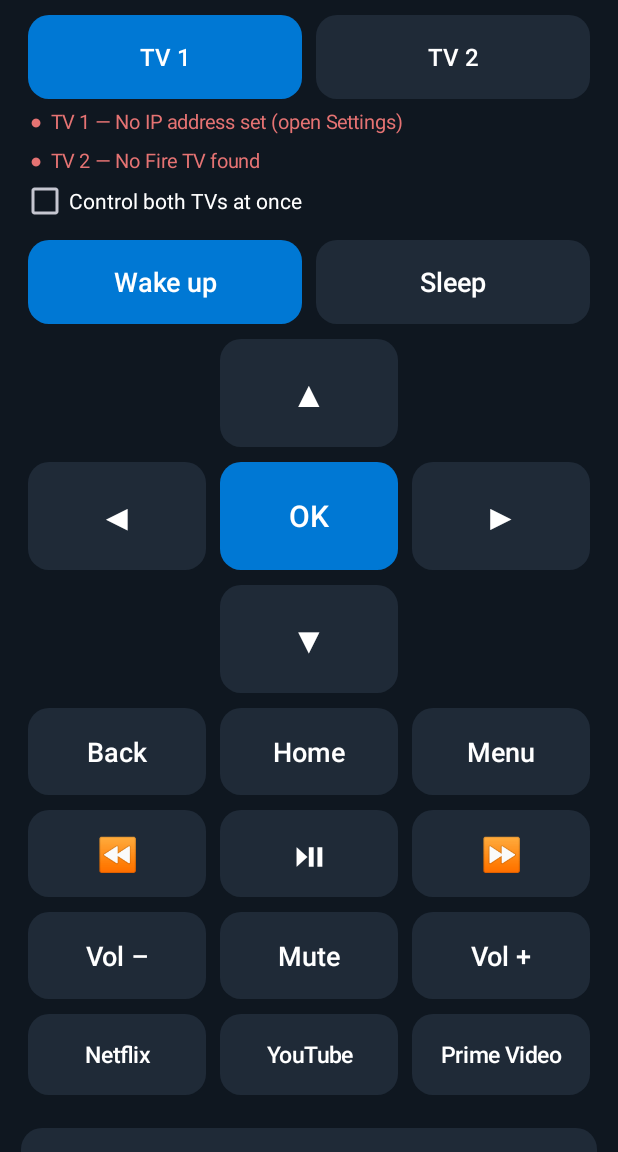
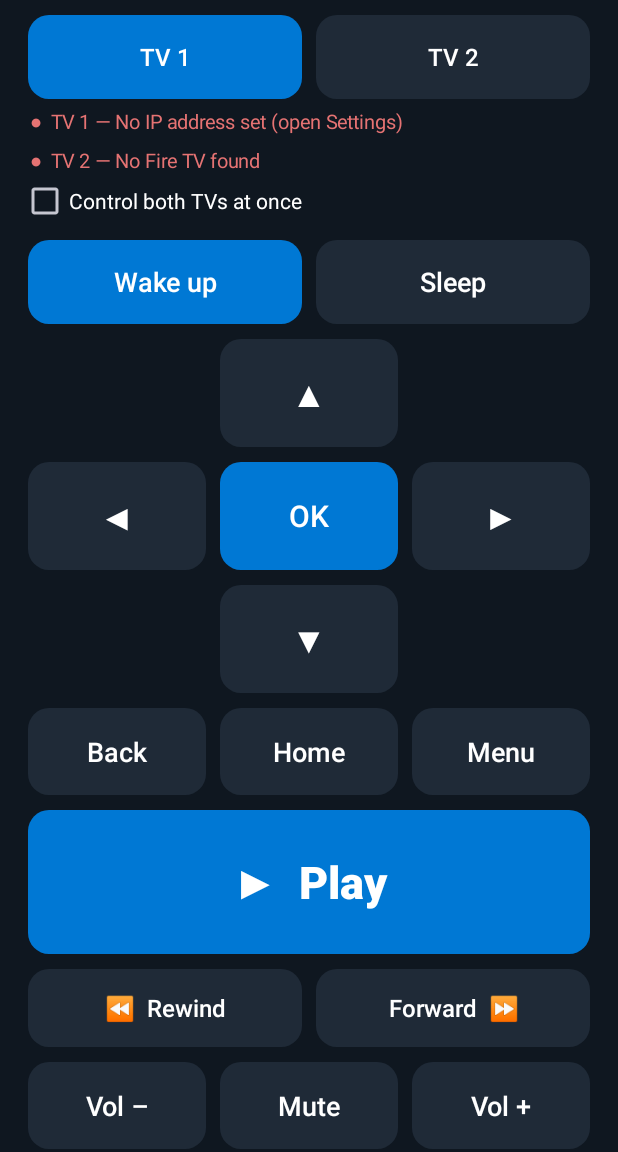
Before and after one commit to Cassey88/firetv-remote, an Android app: the screen it shows after launch (MainActivity), after a tap on "OK", on a phone screen of 412 x 824 dp, the part 84-1236 px from its top. Run offline under Robolectric (Android 15) with nearby library versions, the phone set to English and light mode, and no system bars; 3 other taps on this screen came first.

Commit message:
Big Play/Pause toggle with live state; volume via media_session

```diff
--- a/app/src/main/java/nz/cassey/firetv/MainActivity.kt
+++ b/app/src/main/java/nz/cassey/firetv/MainActivity.kt
@@ -66,6 +66,45 @@ class MainActivity : Activity() {
     private var selected = 0
     private lateinit var bothBox: CheckBox
     private lateinit var updateStatus: TextView
+    private lateinit var playBtn: Button
+    private var playing: Boolean? = null
+
+    private val pollRunnable = object : Runnable {
+        override fun run() {
+            pollPlayState()
+            mainHandler.postDelayed(this, 4000)
+        }
+    }
+
+    private fun refreshPlay() {
+        playBtn.text = if (playing == true) "❚❚  Pause" else "▶  Play"
+    }
+
+    /** Asks the selected Fire TV whether something is playing, so the big button shows Pause or Play. */
+    private fun pollPlayState() {
+        if (tvIp(selected).isBlank()) return
+        val at = selected
+        tvs[at].run("dumpsys media_session | grep \"PlaybackState {\"", true) { out ->
+            if (at == selected) {
+                val states = Regex("PlaybackState \\{state=(\\d+)").findAll(out)
+                    .map { it.groupValues[1].toInt() }.toList()
+                if (states.isNotEmpty()) {
+                    playing = states.any { it == 3 }
+                    refreshPlay()
+                }
+            }
+        }
+    }
+
+    override fun onResume() {
+        super.onResume()
+        mainHandler.postDelayed(pollRunnable, 1500)
+    }
+
+    override fun onPause() {
+        super.onPause()
+        mainHandler.removeCallbacks(pollRunnable)
+    }
 
     private var cachedKey: AdbKeyPair? = null
 
@@ -140,12 +179,13 @@ class MainActivity : Activity() {
         v.performHapticFeedback(HapticFeedbackConstants.KEYBOARD_TAP)
     }
 
-    private fun keyButton(label: String, keyCode: Int, accent: Boolean = false, repeat: Boolean = false, textSize: Float = 18f): Button {
+    private fun keyButton(label: String, keyCode: Int, accent: Boolean = false, repeat: Boolean = false, textSize: Float = 18f, shell: String? = null): Button {
         val b = makeButton(label, accent, textSize)
+        val cmdStr = shell ?: "input keyevent $keyCode"
         if (repeat) {
             val r = object : Runnable {
                 override fun run() {
-                    sendKey(keyCode, true)
+                    sendCmd(cmdStr, true)
                     mainHandler.postDelayed(this, 130)
                 }
             }
@@ -154,7 +194,7 @@ class MainActivity : Activity() {
                     MotionEvent.ACTION_DOWN -> {
                         v.isPressed = true
                         haptic(v)
-                        sendKey(keyCode, false)
+                        sendCmd(cmdStr, false)
                         mainHandler.postDelayed(r, 450)
                     }
                     MotionEvent.ACTION_UP, MotionEvent.ACTION_CANCEL -> {
@@ -165,7 +205,7 @@ class MainActivity : Activity() {
                 true
             }
         } else {
-            b.setOnClickListener { haptic(it); sendKey(keyCode, false) }
+            b.setOnClickListener { haptic(it); sendCmd(cmdStr, false) }
         }
         return b
     }
@@ -261,8 +301,8 @@ class MainActivity : Activity() {
         return list.filter { tvIp(it).isNotBlank() }.ifEmpty { listOf(selected) }
     }
 
-    private fun sendKey(code: Int, droppable: Boolean) {
-        for (i in targets()) tvs[i].run("input keyevent $code", droppable)
+    private fun sendCmd(cmd: String, droppable: Boolean) {
+        for (i in targets()) tvs[i].run(cmd, droppable)
     }
 
     private fun sendShell(cmd: String) {
@@ -315,6 +355,8 @@ class MainActivity : Activity() {
             b.setOnClickListener {
                 selected = i
                 prefs.edit().putInt("selected", i).apply()
+                playing = null
+                refreshPlay()
                 refreshSelector()
                 tvs[i].run("echo ok", false)
             }
@@ -367,17 +409,32 @@ class MainActivity : Activity() {
         root.addView(nav)
 
         // media
-        val media = row(58)
-        addTo(media, keyButton("⏪", 89, textSize = 22f))
-        addTo(media, keyButton("⏯", 85, textSize = 22f))
-        addTo(media, keyButton("⏩", 90, textSize = 22f))
-        root.addView(media)
+        val playRow = row(96)
+        playBtn = makeButton("▶  Play", true, 30f)
+        playBtn.setTypeface(playBtn.typeface, Typeface.BOLD)
+        playBtn.setOnClickListener {
+            haptic(it)
+            playing = playing != true
+            refreshPlay()
+            sendCmd("input keyevent 85", false)
+            mainHandler.postDelayed({ pollPlayState() }, 900)
+        }
+        addTo(playRow, playBtn)
+        root.addView(playRow)
+
+        val skip = row(52)
+        addTo(skip, keyButton("⏪  Rewind", 89, textSize = 16f))
+        addTo(skip, keyButton("Forward  ⏩", 90, textSize = 16f))
+        root.addView(skip)
 
         // volume
         val vol = row(58)
-        addTo(vol, keyButton("Vol –", 25, repeat = true))
-        addTo(vol, keyButton("Mute", 164))
-        addTo(vol, keyButton("Vol +", 24, repeat = true))
+        addTo(vol, keyButton("Vol –", 25, repeat = true,
+            shell = "cmd media_session volume --show --stream 3 --adj lower || input keyevent 25"))
+        addTo(vol, keyButton("Mute", 164,
+            shell = "cmd media_session volume --show --stream 3 --adj toggle-mute || input keyevent 164"))
+        addTo(vol, keyButton("Vol +", 24, repeat = true,
+            shell = "cmd media_session volume --show --stream 3 --adj raise || input keyevent 24"))
         root.addView(vol)
 
         // apps
@@ -625,12 +682,12 @@ class Tv(private val ctx: MainActivity, private val idx: Int) {
         return Dadb.create(ip, ADB_PORT, ctx.keyPair())
     }
 
-    private fun execOnce(cmd: String, ip: String) {
+    private fun execOnce(cmd: String, ip: String): String {
         val d = dadb ?: open(ip).also { dadb = it }
-        d.shell(cmd)
+        return d.shell(cmd).allOutput
     }
 
-    fun run(cmd: String, droppable: Boolean) {
+    fun run(cmd: String, droppable: Boolean, onOutput: ((String) -> Unit)? = null) {
         if (droppable && pending.get() >= 3) return
         pending.incrementAndGet()
         ex.execute {
@@ -642,13 +699,15 @@ class Tv(private val ctx: MainActivity, private val idx: Int) {
                 }
                 try {
                     if (dadb == null) ctx.setStatus(idx, "Connecting… accept the prompt on the TV if shown", null)
-                    execOnce(cmd, ip)
+                    val out = execOnce(cmd, ip)
                     ctx.setStatus(idx, "Connected", true)
+                    onOutput?.let { cb -> ctx.runOnUiThread { cb(out) } }
                 } catch (e: Exception) {
                     closeQuiet()
                     try {
-                        execOnce(cmd, ip)
+                        val out = execOnce(cmd, ip)
                         ctx.setStatus(idx, "Connected", true)
+                        onOutput?.let { cb -> ctx.runOnUiThread { cb(out) } }
                     } catch (e2: Exception) {
                         closeQuiet()
                         ctx.setStatus(idx, "Can't reach $ip — TV on? ADB debugging on?", false)
```
